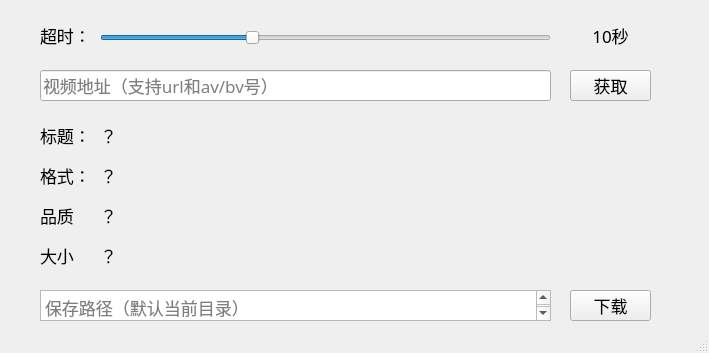
Qt form main.ui (Joxos/bilibili_download_manager) before a commit.
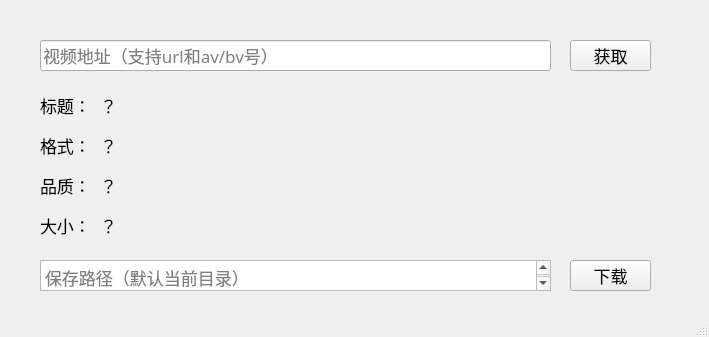
The same form after that commit.

Commit message: remove timeout

```diff
--- a/main.ui
+++ b/main.ui
@@ -7,7 +7,7 @@
     <x>0</x>
     <y>0</y>
     <width>709</width>
-    <height>353</height>
+    <height>337</height>
    </rect>
   </property>
   <property name="font">
@@ -24,7 +24,7 @@
     <property name="geometry">
      <rect>
       <x>570</x>
-      <y>290</y>
+      <y>260</y>
       <width>81</width>
       <height>31</height>
      </rect>
@@ -43,7 +43,7 @@
     <property name="geometry">
      <rect>
       <x>570</x>
-      <y>70</y>
+      <y>40</y>
       <width>81</width>
       <height>31</height>
      </rect>
@@ -62,7 +62,7 @@
     <property name="geometry">
      <rect>
       <x>40</x>
-      <y>120</y>
+      <y>90</y>
       <width>51</width>
       <height>31</height>
      </rect>
@@ -81,7 +81,7 @@
     <property name="geometry">
      <rect>
       <x>40</x>
-      <y>160</y>
+      <y>130</y>
       <width>51</width>
       <height>31</height>
      </rect>
@@ -100,7 +100,7 @@
     <property name="geometry">
      <rect>
       <x>100</x>
-      <y>160</y>
+      <y>130</y>
       <width>451</width>
       <height>31</height>
      </rect>
@@ -113,7 +113,7 @@
     <property name="geometry">
      <rect>
       <x>40</x>
-      <y>290</y>
+      <y>260</y>
       <width>511</width>
       <height>31</height>
      </rect>
@@ -132,7 +132,7 @@
     <property name="geometry">
      <rect>
       <x>40</x>
-      <y>70</y>
+      <y>40</y>
       <width>511</width>
       <height>31</height>
      </rect>
@@ -145,7 +145,7 @@
     <property name="geometry">
      <rect>
       <x>40</x>
-      <y>240</y>
+      <y>210</y>
       <width>51</width>
       <height>31</height>
      </rect>
@@ -157,14 +157,14 @@
      </font>
     </property>
     <property name="text">
-     <string>大小</string>
+     <string>大小：</string>
     </property>
    </widget>
    <widget class="QLabel" name="video_size">
     <property name="geometry">
      <rect>
       <x>100</x>
-      <y>240</y>
+      <y>210</y>
       <width>451</width>
       <height>31</height>
      </rect>
@@ -177,7 +177,7 @@
     <property name="geometry">
      <rect>
       <x>40</x>
-      <y>200</y>
+      <y>170</y>
       <width>51</width>
       <height>31</height>
      </rect>
@@ -189,14 +189,14 @@
      </font>
     </property>
     <property name="text">
-     <string>品质</string>
+     <string>品质：</string>
     </property>
    </widget>
    <widget class="QLabel" name="quality">
     <property name="geometry">
      <rect>
       <x>100</x>
-      <y>200</y>
+      <y>170</y>
       <width>451</width>
       <height>31</height>
      </rect>
@@ -209,7 +209,7 @@
     <property name="geometry">
      <rect>
       <x>100</x>
-      <y>120</y>
+      <y>90</y>
       <width>451</width>
       <height>31</height>
      </rect>
@@ -218,75 +218,6 @@
      <string>？</string>
     </property>
    </widget>
-   <widget class="QLabel" name="label_4">
-    <property name="geometry">
-     <rect>
-      <x>40</x>
-      <y>20</y>
-      <width>51</width>
-      <height>31</height>
-     </rect>
-    </property>
-    <property name="font">
-     <font>
-      <family>微软雅黑</family>
-      <pointsize>13</pointsize>
-     </font>
-    </property>
-    <property name="text">
-     <string>超时：</string>
-    </property>
-   </widget>
-   <widget class="QSlider" name="timeout">
-    <property name="geometry">
-     <rect>
-      <x>100</x>
-      <y>30</y>
-      <width>451</width>
-      <height>16</height>
-     </rect>
-    </property>
-    <property name="minimum">
-     <number>5</number>
-    </property>
-    <property name="maximum">
-     <number>20</number>
-    </property>
-    <property name="value">
-     <number>10</number>
-    </property>
-    <property name="orientation">
-     <enum>Qt::Horizontal</enum>
-    </property>
-    <property name="invertedAppearance">
-     <bool>false</bool>
-    </property>
-    <property name="invertedControls">
-     <bool>false</bool>
-    </property>
-   </widget>
-   <widget class="QLabel" name="timeout_value">
-    <property name="geometry">
-     <rect>
-      <x>570</x>
-      <y>20</y>
-      <width>81</width>
-      <height>31</height>
-     </rect>
-    </property>
-    <property name="font">
-     <font>
-      <family>微软雅黑</family>
-      <pointsize>13</pointsize>
-     </font>
-    </property>
-    <property name="text">
-     <string>10秒</string>
-    </property>
-    <property name="alignment">
-     <set>Qt::AlignCenter</set>
-    </property>
-   </widget>
   </widget>
   <widget class="QStatusBar" name="statusbar"/>
  </widget>
```
The commit also changes 1 other file.
